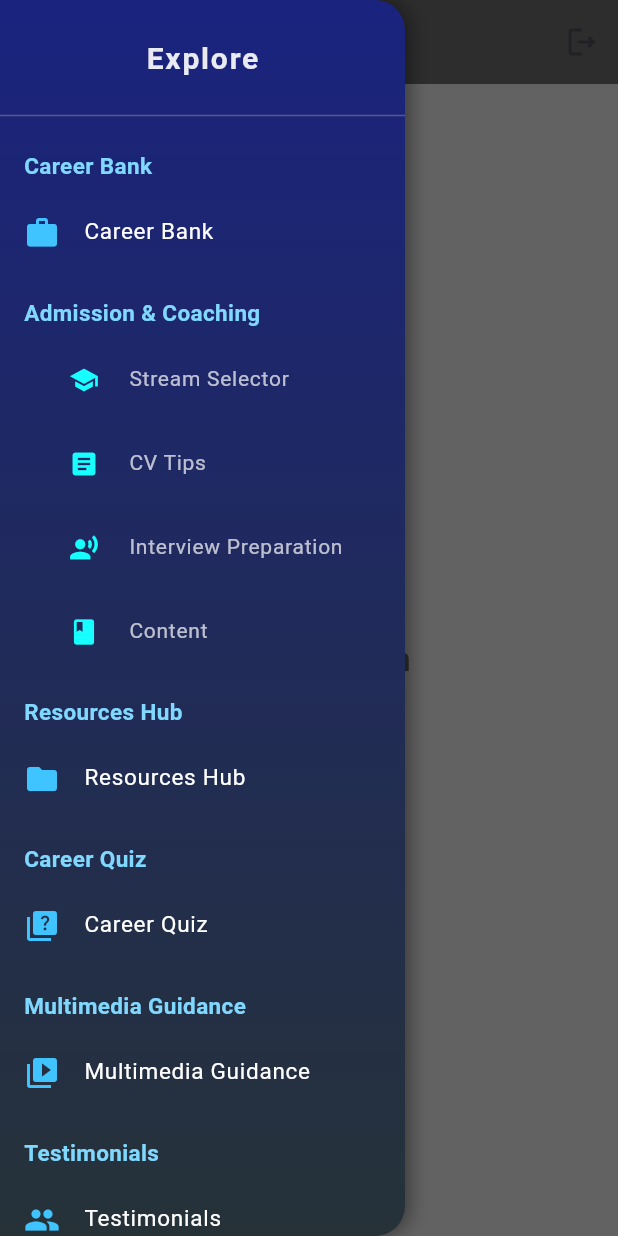
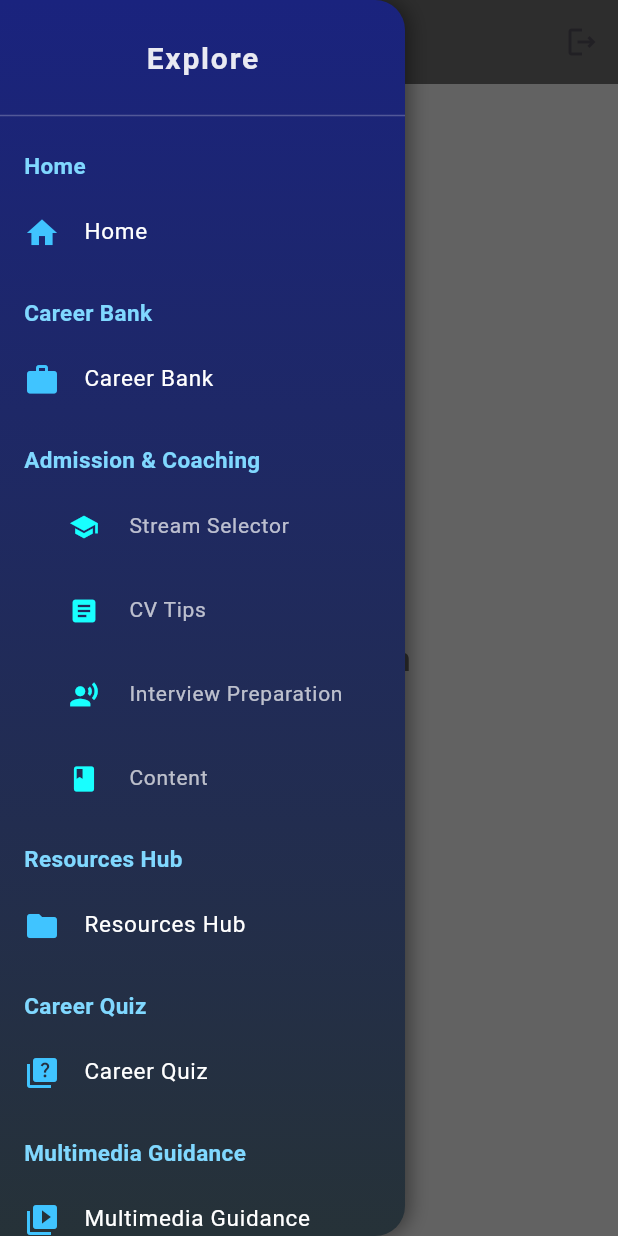
Before and after one commit to Taha1707/AspireEdge, a Flutter app: the HomePage screen opened directly, with the side drawer open, on a phone screen of 412 x 824 dp. Run offline on Flutter 3.47's test engine with Material 3 defaults, Android fonts, the light colour scheme and no system bars; our stand-ins replace firebase_auth, firebase_core; accounts and stored records are empty.

Commit message:
drawer me changes

```diff
--- a/lib/widgets/drawer.dart
+++ b/lib/widgets/drawer.dart
@@ -48,6 +48,10 @@ class UserDrawer extends StatelessWidget {
               ),
             ),
             const Divider(color: Colors.white24),
+
+            // 0) Home
+            _sectionHeader("Home"),
+            _menuItem(context, Icons.home, "Home"),
 
             // 1) Career Bank
             _sectionHeader("Career Bank"),
```
